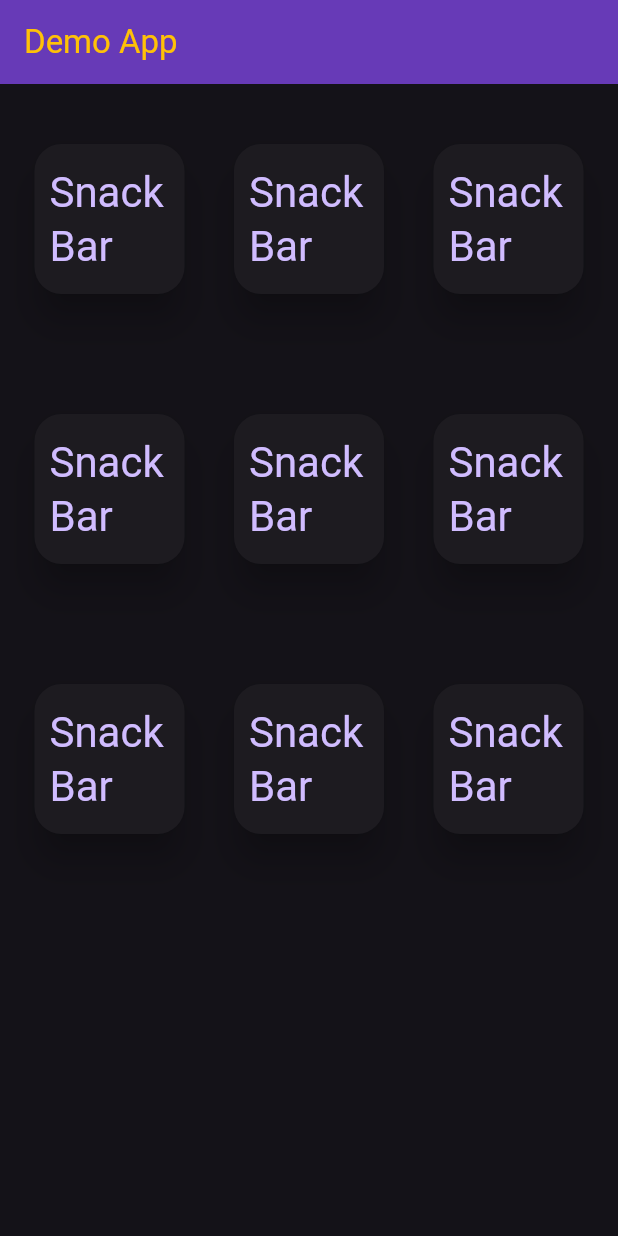
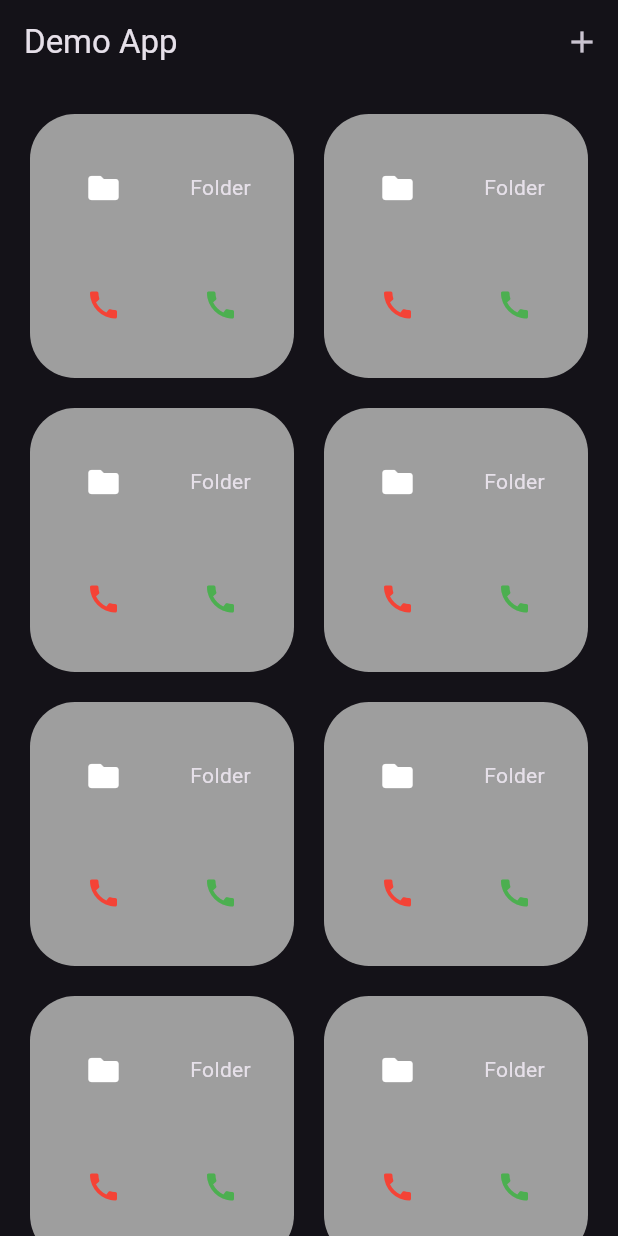
Before and after one commit to Brainiac11/ScoutingTestApp, a Flutter app: the screen it shows after launch, on a phone screen of 412 x 824 dp. Run offline on Flutter 3.47's test engine with Material 2 defaults, Android fonts, the phone set to English and light mode, and no system bars.

Commit message:
new stuff

```diff
--- a/lib/main.dart
+++ b/lib/main.dart
@@ -37,25 +37,6 @@ class MyHomePage extends StatefulWidget {
 }
 
 class _MyHomePageState extends State<MyHomePage> {
-  void showSnackBar() {
-    SnackBar snackBar = SnackBar(
-      content: const Text("Hello from SnackBar"),
-      shape: RoundedRectangleBorder(
-        borderRadius: BorderRadius.circular(16),
-      ),
-      duration: const Duration(seconds: 3),
-      padding: const EdgeInsets.symmetric(horizontal: 20, vertical: 10),
-      elevation: 10,
-      behavior: SnackBarBehavior.floating,
-      margin: const EdgeInsets.all(10),
-      action: SnackBarAction(
-        label: "Undo",
-        onPressed: () {},
-      ),
-    );
-    ScaffoldMessenger.of(context).showSnackBar(snackBar);
-  }
-
   @override
   Widget build(BuildContext context) {
     // This method is rerun every time setState is called, for instance as done
@@ -64,80 +45,71 @@ class _MyHomePageState extends State<MyHomePage> {
     // The Flutter framework has been optimized to make rerunning build methods
     // fast, so that you can just rebuild anything that needs updating rather
     // than having to individually change instances of widgets.
+
     return Scaffold(
         appBar: AppBar(
           title: const Text("Demo App"),
-        foregroundColor: Colors.amber,
-        backgroundColor: Colors.deepPurple,
+          actions: <Widget>[
+            IconButton(
+              onPressed: () {},
+              icon: const Icon(Icons.add),
             ),
-      body: const Center(
-        child: Column(
-          children: [
-            ButtonRow(),
-            ButtonRow(),
-            ButtonRow(),
           ],
+        ),
+        body: GridView.count(
+          crossAxisCount: 2,
+          padding: const EdgeInsets.all(10),
+          physics: const BouncingScrollPhysics(),
+          shrinkWrap: true,
+          children: List.generate(100, (index) {
+            return Center(
+              child: Container(
+                decoration: BoxDecoration(
+                  color: Colors.grey,
+                  borderRadius: BorderRadius.circular(30),
+                ),
+                margin: const EdgeInsets.all(10),
+                child: const Center(
+                  child: Folder(),
                 ),
               ),
             );
+          }),
+        ));
   }
 }
 
-class ButtonRow extends StatelessWidget {
-  const ButtonRow({
+class Folder extends StatelessWidget {
+  const Folder({
     super.key,
   });
 
   @override
   Widget build(BuildContext context) {
-    return const Row(
-      mainAxisAlignment: MainAxisAlignment.spaceEvenly,
-      mainAxisSize: MainAxisSize.max,
-      children: [
-        Padding(
-          padding: EdgeInsets.only(top: 30, bottom: 30),
-          child: Button(),
+    return Container(
+      decoration: BoxDecoration(
+        color: Colors.grey,
+        borderRadius: BorderRadius.circular(30),
       ),
-        Padding(
-          padding: EdgeInsets.only(top: 30, bottom: 30),
-          child: Button(),
+      margin: const EdgeInsets.all(10),
+      child: GridView.count(
+        crossAxisCount: 2,
+        shrinkWrap: true,
+        physics: const NeverScrollableScrollPhysics(),
+        children: const <Widget>[
+          Center(
+            child: Icon(Icons.folder),
           ),
-        Padding(
-          padding: EdgeInsets.only(top: 30, bottom: 30),
-          child: Button(),
+          Center(
+            child: Text("Folder"),
+          ),
+          Center(
+            child: Icon(Icons.call, color: Colors.red),
+          ),
+          Center(
+            child: Icon(Icons.call, color: Colors.green),
           ),
         ],
-    );
-  }
-}
-
-class Button extends StatelessWidget {
-  const Button({
-    super.key,
-  });
-
-  @override
-  Widget build(BuildContext context) {
-    return Padding(
-      padding: const EdgeInsets.all(10),
-      child: ElevatedButton(
-        onPressed: () {
-          if (kDebugMode) {
-            print("Hello from button");
-          }
-        },
-        style: ElevatedButton.styleFrom(
-          shape: RoundedRectangleBorder(
-            borderRadius: BorderRadius.circular(18),
-          ),
-          minimumSize: const Size(100, 100),
-          maximumSize: const Size(100, 100),
-          elevation: 10,
-          shadowColor: Colors.black,
-          padding: const EdgeInsets.symmetric(horizontal: 10, vertical: 10),
-          textStyle: Theme.of(context).textTheme.headlineMedium,
-        ),
-        child: const Text("SnackBar"),
       ),
     );
   }
```
Lines whose indentation alone changed are shown as unchanged.
